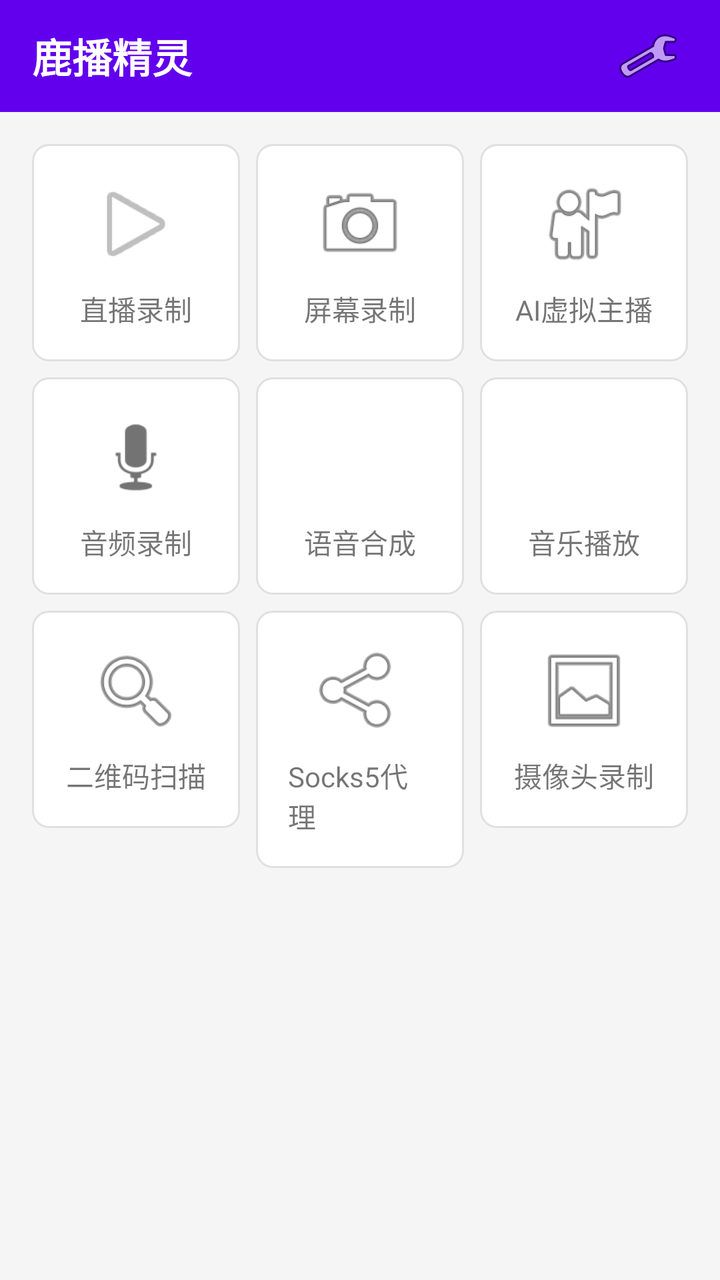
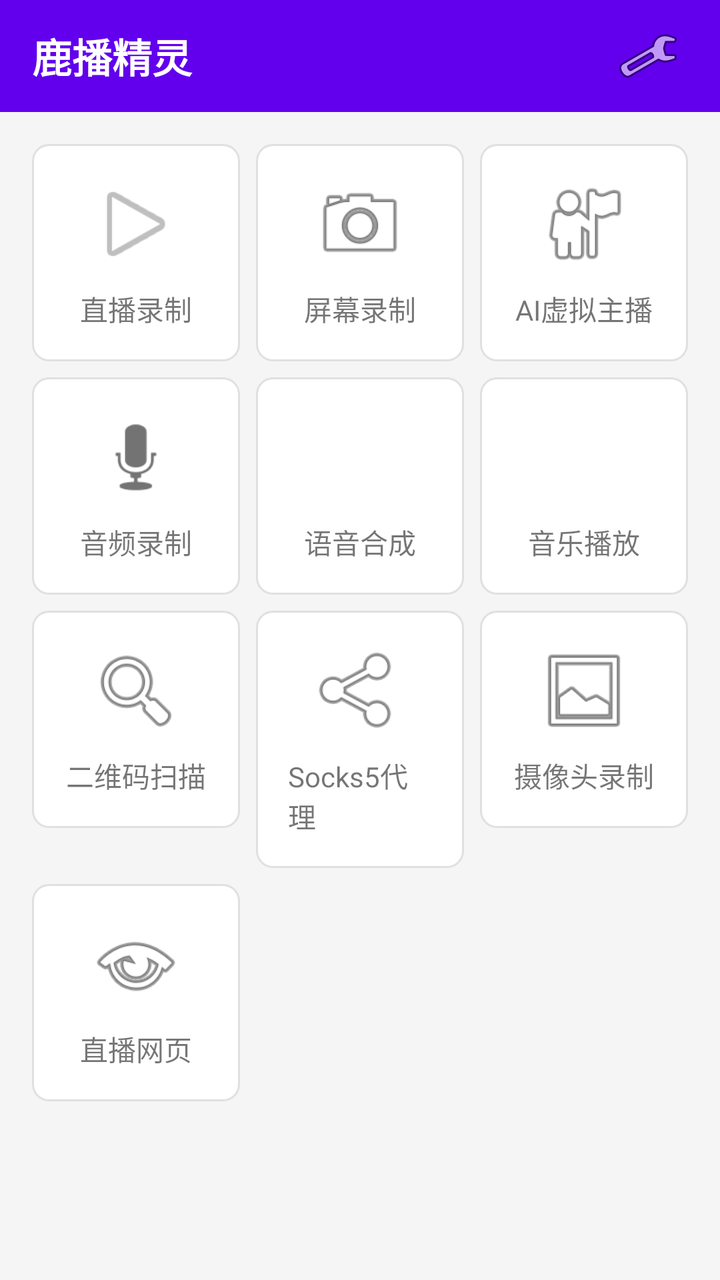

Before-and-after screenshots of an Android layout around one commit, followed by the original layout XML and the change that was made.
<!-- AndroidManifest.xml: application theme AppTheme -->
<!-- res/layout/activity_home.xml -->
<?xml version="1.0" encoding="utf-8"?>
<LinearLayout xmlns:android="http://schemas.android.com/apk/res/android"
    android:layout_width="match_parent"
    android:layout_height="match_parent"
    android:orientation="vertical"
    android:background="#F5F5F5">

    
    <LinearLayout
        android:layout_width="match_parent"
        android:layout_height="56dp"
        android:background="#FF6200EE"
        android:gravity="center_vertical"
        android:paddingHorizontal="16dp">

        <TextView
            android:layout_width="0dp"
            android:layout_height="wrap_content"
            android:layout_weight="1"
            android:text="鹿播精灵"
            android:textColor="#FFFFFF"
            android:textSize="20sp"
            android:textStyle="bold"/>

        <ImageButton
            android:id="@+id/btn_settings"
            android:layout_width="40dp"
            android:layout_height="40dp"
            android:src="@android:drawable/ic_menu_manage"
            android:background="?attr/selectableItemBackgroundBorderless"
            android:contentDescription="设置"/>
    </LinearLayout>

    
    <ScrollView
        android:layout_width="match_parent"
        android:layout_height="0dp"
        android:layout_weight="1"
        android:padding="12dp">

        <GridLayout
            android:id="@+id/grid_features"
            android:layout_width="match_parent"
            android:layout_height="wrap_content"
            android:columnCount="3"
            android:useDefaultMargins="true">

            
            <LinearLayout android:id="@+id/item_live_download"
                android:layout_width="0dp" android:layout_height="wrap_content"
                android:layout_columnWeight="1" android:orientation="vertical"
                android:gravity="center" android:padding="16dp"
                android:background="@drawable/item_bg" android:layout_margin="4dp">
                <ImageView android:layout_width="48dp" android:layout_height="48dp"
                    android:src="@android:drawable/ic_media_play"/>
                <TextView android:layout_width="wrap_content" android:layout_height="wrap_content"
                    android:text="直播录制" android:textSize="14sp" android:layout_marginTop="8dp"/>
            </LinearLayout>

            <LinearLayout android:id="@+id/item_screen_record"
                android:layout_width="0dp" android:layout_height="wrap_content"
                android:layout_columnWeight="1" android:orientation="vertical"
                android:gravity="center" android:padding="16dp"
                android:background="@drawable/item_bg" android:layout_margin="4dp">
                <ImageView android:layout_width="48dp" android:layout_height="48dp"
                    android:src="@android:drawable/ic_menu_camera"/>
                <TextView android:layout_width="wrap_content" android:layout_height="wrap_content"
                    android:text="屏幕录制" android:textSize="14sp" android:layout_marginTop="8dp"/>
            </LinearLayout>

            <LinearLayout android:id="@+id/item_ai_anchor"
                android:layout_width="0dp" android:layout_height="wrap_content"
                android:layout_columnWeight="1" android:orientation="vertical"
                android:gravity="center" android:padding="16dp"
                android:background="@drawable/item_bg" android:layout_margin="4dp">
                <ImageView android:layout_width="48dp" android:layout_height="48dp"
                    android:src="@android:drawable/ic_menu_myplaces"/>
                <TextView android:layout_width="wrap_content" android:layout_height="wrap_content"
                    android:text="AI虚拟主播" android:textSize="14sp" android:layout_marginTop="8dp"/>
            </LinearLayout>

            
            <LinearLayout android:id="@+id/item_audio_record"
                android:layout_width="0dp" android:layout_height="wrap_content"
                android:layout_columnWeight="1" android:orientation="vertical"
                android:gravity="center" android:padding="16dp"
                android:background="@drawable/item_bg" android:layout_margin="4dp">
                <ImageView android:layout_width="48dp" android:layout_height="48dp"
                    android:src="@android:drawable/ic_btn_speak_now"/>
                <TextView android:layout_width="wrap_content" android:layout_height="wrap_content"
                    android:text="音频录制" android:textSize="14sp" android:layout_marginTop="8dp"/>
            </LinearLayout>

            <LinearLayout android:id="@+id/item_tts"
                android:layout_width="0dp" android:layout_height="wrap_content"
                android:layout_columnWeight="1" android:orientation="vertical"
                android:gravity="center" android:padding="16dp"
                android:background="@drawable/item_bg" android:layout_margin="4dp">
                <ImageView android:layout_width="48dp" android:layout_height="48dp"
                    android:src="@android:drawable/ic_lock_silent_mode_off"/>
                <TextView android:layout_width="wrap_content" android:layout_height="wrap_content"
                    android:text="语音合成" android:textSize="14sp" android:layout_marginTop="8dp"/>
            </LinearLayout>

            <LinearLayout android:id="@+id/item_music"
                android:layout_width="0dp" android:layout_height="wrap_content"
                android:layout_columnWeight="1" android:orientation="vertical"
                android:gravity="center" android:padding="16dp"
                android:background="@drawable/item_bg" android:layout_margin="4dp">
                <ImageView android:layout_width="48dp" android:layout_height="48dp"
                    android:src="@android:drawable/ic_lock_silent_mode_off"/>
                <TextView android:layout_width="wrap_content" android:layout_height="wrap_content"
                    android:text="音乐播放" android:textSize="14sp" android:layout_marginTop="8dp"/>
            </LinearLayout>

            
            <LinearLayout android:id="@+id/item_qrcode"
                android:layout_width="0dp" android:layout_height="wrap_content"
                android:layout_columnWeight="1" android:orientation="vertical"
                android:gravity="center" android:padding="16dp"
                android:background="@drawable/item_bg" android:layout_margin="4dp">
                <ImageView android:layout_width="48dp" android:layout_height="48dp"
                    android:src="@android:drawable/ic_menu_search"/>
                <TextView android:layout_width="wrap_content" android:layout_height="wrap_content"
                    android:text="二维码扫描" android:textSize="14sp" android:layout_marginTop="8dp"/>
            </LinearLayout>

            <LinearLayout android:id="@+id/item_proxy"
                android:layout_width="0dp" android:layout_height="wrap_content"
                android:layout_columnWeight="1" android:orientation="vertical"
                android:gravity="center" android:padding="16dp"
                android:background="@drawable/item_bg" android:layout_margin="4dp">
                <ImageView android:layout_width="48dp" android:layout_height="48dp"
                    android:src="@android:drawable/ic_menu_share"/>
                <TextView android:layout_width="wrap_content" android:layout_height="wrap_content"
                    android:text="Socks5代理" android:textSize="14sp" android:layout_marginTop="8dp"/>
            </LinearLayout>

            <LinearLayout android:id="@+id/item_camera"
                android:layout_width="0dp" android:layout_height="wrap_content"
                android:layout_columnWeight="1" android:orientation="vertical"
                android:gravity="center" android:padding="16dp"
                android:background="@drawable/item_bg" android:layout_margin="4dp">
                <ImageView android:layout_width="48dp" android:layout_height="48dp"
                    android:src="@android:drawable/ic_menu_gallery"/>
                <TextView android:layout_width="wrap_content" android:layout_height="wrap_content"
                    android:text="摄像头录制" android:textSize="14sp" android:layout_marginTop="8dp"/>
            </LinearLayout>
        </GridLayout>
    </ScrollView>
</LinearLayout>
<!-- resources referenced by this layout -->
<resources>
  <!-- drawable item_bg (drawable) -->
  <?xml version="1.0" encoding="utf-8"?>
  <shape xmlns:android="http://schemas.android.com/apk/res/android"
      android:shape="rectangle">
      <solid android:color="#FFFFFF"/>
      <corners android:radius="8dp"/>
      <stroke android:width="1dp" android:color="#E0E0E0"/>
  </shape>
  <style name="AppTheme" parent="Theme.AppCompat.Light.NoActionBar">
          <item name="colorPrimary">#FF6200EE</item>
          <item name="colorPrimaryDark">#FF3700B3</item>
          <item name="colorAccent">#FF03DAC5</item>
      </style>
</resources>

<!-- the commit's change to res/layout/activity_home.xml (unified diff, before → after) -->
@@ -146,6 +146,18 @@
                 <TextView android:layout_width="wrap_content" android:layout_height="wrap_content"
                     android:text="摄像头录制" android:textSize="14sp" android:layout_marginTop="8dp"/>
             </LinearLayout>
+
+            
+            <LinearLayout android:id="@+id/item_live_web"
+                android:layout_width="0dp" android:layout_height="wrap_content"
+                android:layout_columnWeight="1" android:orientation="vertical"
+                android:gravity="center" android:padding="16dp"
+                android:background="@drawable/item_bg" android:layout_margin="4dp">
+                <ImageView android:layout_width="48dp" android:layout_height="48dp"
+                    android:src="@android:drawable/ic_menu_view"/>
+                <TextView android:layout_width="wrap_content" android:layout_height="wrap_content"
+                    android:text="直播网页" android:textSize="14sp" android:layout_marginTop="8dp"/>
+            </LinearLayout>
         </GridLayout>
     </ScrollView>
 </LinearLayout>
